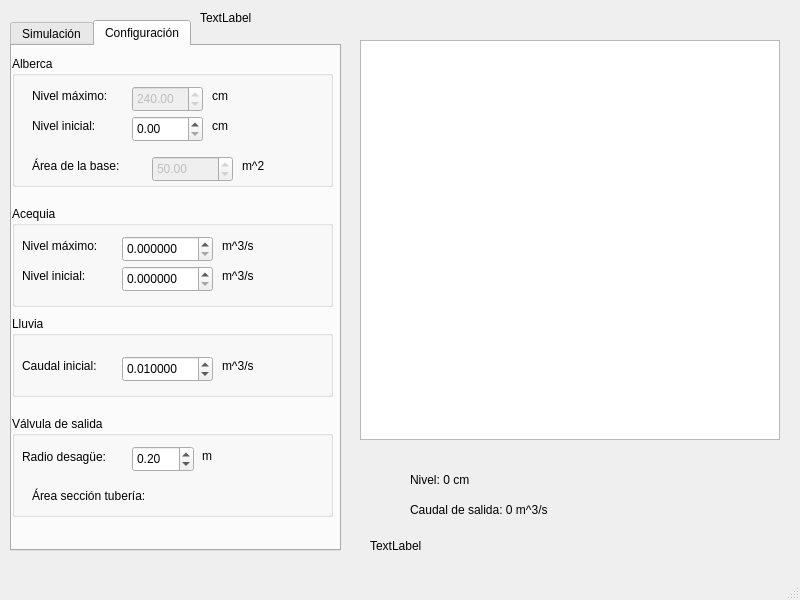
Above: mainwindow.ui from pecec1to/proyecto before the change. Below: the same form after it.
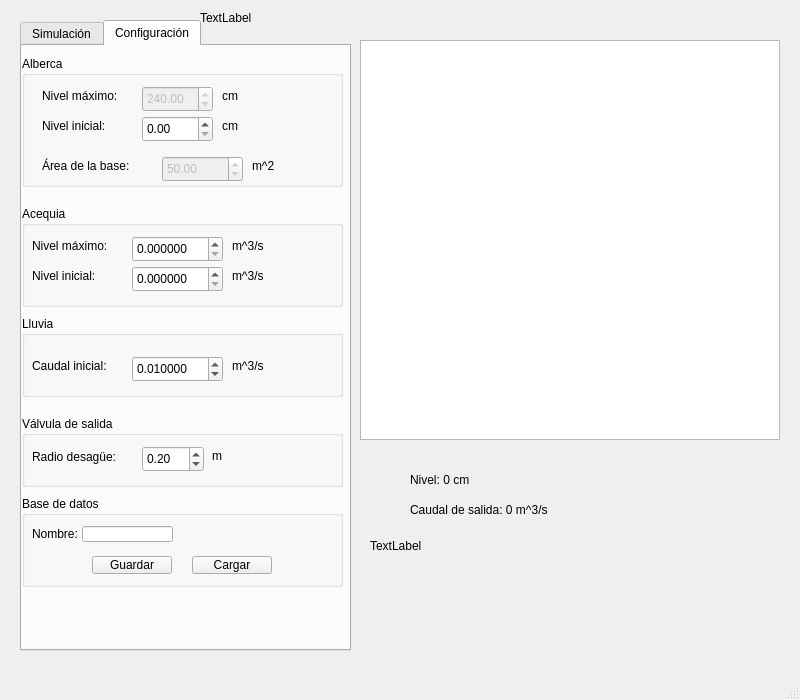
That is the form after the change.

Patch:
```diff
--- a/mainwindow.ui
+++ b/mainwindow.ui
@@ -7,7 +7,7 @@
     <x>0</x>
     <y>0</y>
     <width>800</width>
-    <height>600</height>
+    <height>700</height>
    </rect>
   </property>
   <property name="sizePolicy">
@@ -26,10 +26,10 @@
     </property>
     <property name="geometry">
      <rect>
-      <x>10</x>
+      <x>20</x>
       <y>20</y>
       <width>331</width>
-      <height>531</height>
+      <height>631</height>
      </rect>
     </property>
     <property name="currentIndex">
@@ -634,7 +634,7 @@
         <x>0</x>
         <y>370</y>
         <width>321</width>
-        <height>101</height>
+        <height>71</height>
        </rect>
       </property>
       <property name="title">
@@ -653,19 +653,6 @@
         <string>Radio desagüe:</string>
        </property>
       </widget>
-      <widget class="QLabel" name="label_9">
-       <property name="geometry">
-        <rect>
-         <x>20</x>
-         <y>70</y>
-         <width>151</width>
-         <height>20</height>
-        </rect>
-       </property>
-       <property name="text">
-        <string>Área sección tubería:</string>
-       </property>
-      </widget>
       <widget class="QDoubleSpinBox" name="doubleSpinBox_valvulaRadio">
        <property name="geometry">
         <rect>
@@ -696,6 +683,68 @@
        </property>
       </widget>
      </widget>
+     <widget class="QGroupBox" name="groupBox_8">
+      <property name="geometry">
+       <rect>
+        <x>0</x>
+        <y>450</y>
+        <width>321</width>
+        <height>91</height>
+       </rect>
+      </property>
+      <property name="title">
+       <string>Base de datos</string>
+      </property>
+      <widget class="QLabel" name="labelNombrebase">
+       <property name="geometry">
+        <rect>
+         <x>10</x>
+         <y>30</y>
+         <width>81</width>
+         <height>16</height>
+        </rect>
+       </property>
+       <property name="text">
+        <string>Nombre:</string>
+       </property>
+      </widget>
+      <widget class="QLineEdit" name="lineEdit_nombre">
+       <property name="geometry">
+        <rect>
+         <x>60</x>
+         <y>30</y>
+         <width>91</width>
+         <height>16</height>
+        </rect>
+       </property>
+      </widget>
+      <widget class="QPushButton" name="pushButton_Guardar">
+       <property name="geometry">
+        <rect>
+         <x>70</x>
+         <y>60</y>
+         <width>80</width>
+         <height>18</height>
+        </rect>
+       </property>
+       <property name="text">
+        <string>Guardar</string>
+       </property>
+      </widget>
+      <widget class="QPushButton" name="pushButton_Cargar">
+       <property name="geometry">
+        <rect>
+         <x>170</x>
+         <y>60</y>
+         <width>80</width>
+         <height>18</height>
+        </rect>
+       </property>
+       <property name="text">
+        <string>Cargar</string>
+       </property>
+      </widget>
+     </widget>
     </widget>
    </widget>
    <widget class="QLabel" name="label_nivelTotal">
```
Left out of the diff: 2 changed lines with no effect on the pictures.
